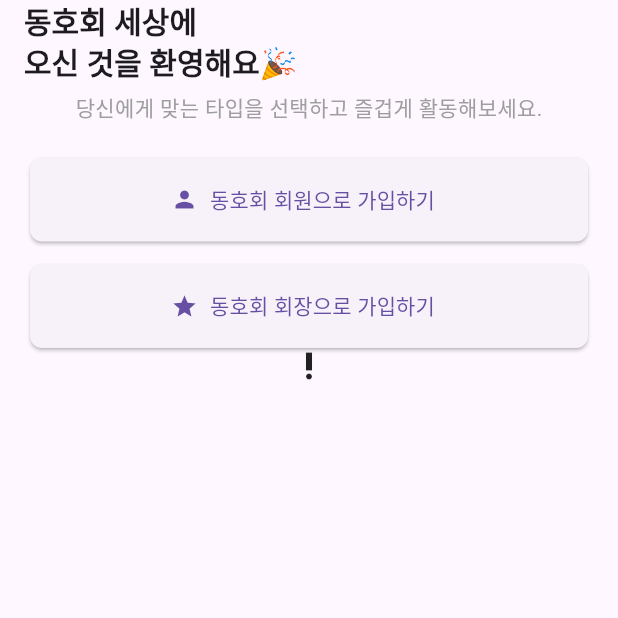
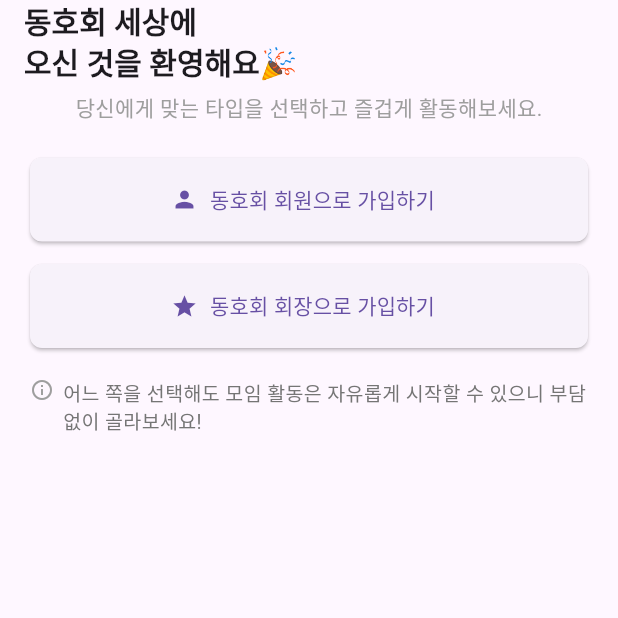
Before and after one commit to taetae0821/HABL, a Flutter app: the screen it shows after launch, on a phone screen of 412 x 824 dp, the top half of it. Run offline on Flutter 3.47's test engine with Material 3 defaults, Android fonts, the phone set to English and light mode, and no system bars.

Commit message:
아이콘이랑 메세지 추가

```diff
--- a/lib/src/registration_selection.dart
+++ b/lib/src/registration_selection.dart
@@ -42,9 +42,21 @@ class Registration extends StatelessWidget {
                 ),
               ),
             ),
-            Icon(Icons.priority_high),
-
+            SizedBox(height: 20),
+            Row(
+            crossAxisAlignment: CrossAxisAlignment.start, // 여러 줄일 때 아이콘을 첫 줄에 맞춤
+            children: [
+              Icon(Icons.info_outline, size: 16, color: Colors.grey.shade500),
+              const SizedBox(width: 6),
+              Expanded(                                   // 글자가 길어도 자동 줄바꿈
+                child: Text(
+                  '어느 쪽을 선택해도 모임 활동은 자유롭게 시작할 수 있으니 부담 없이 골라보세요!',
+                  style: TextStyle(fontSize: 13, color: Colors.grey.shade600, height: 1.4),
+                ),
+              ),
             ],
+          ),
+           ],
           ),
           ),
           ],
```
